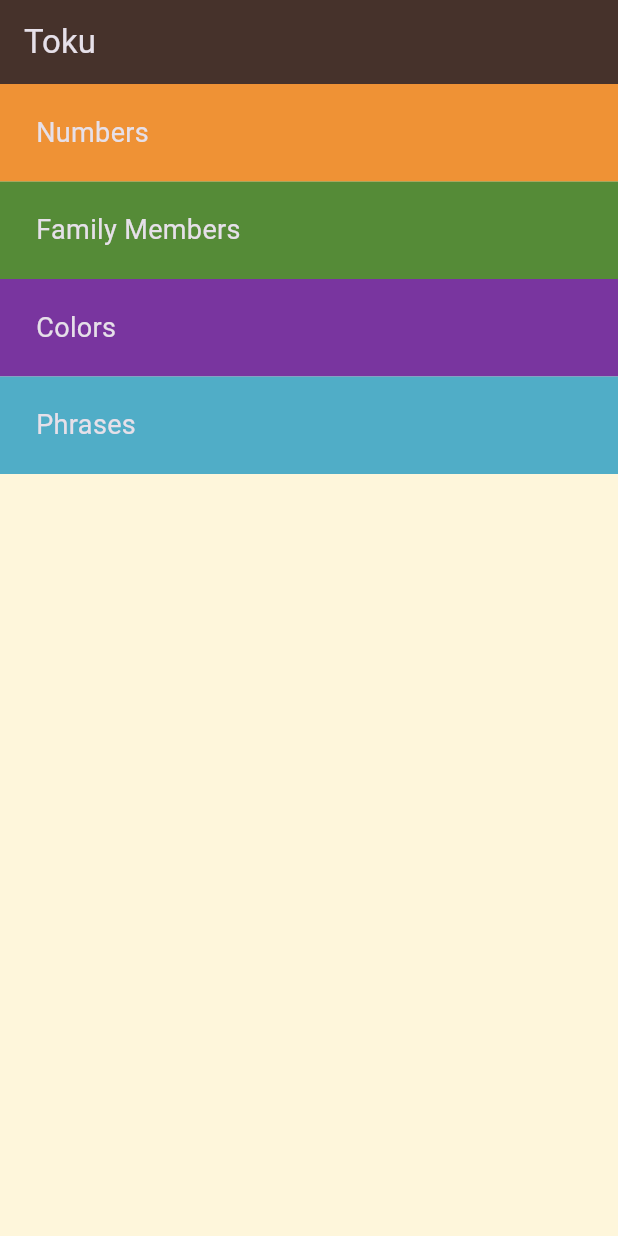
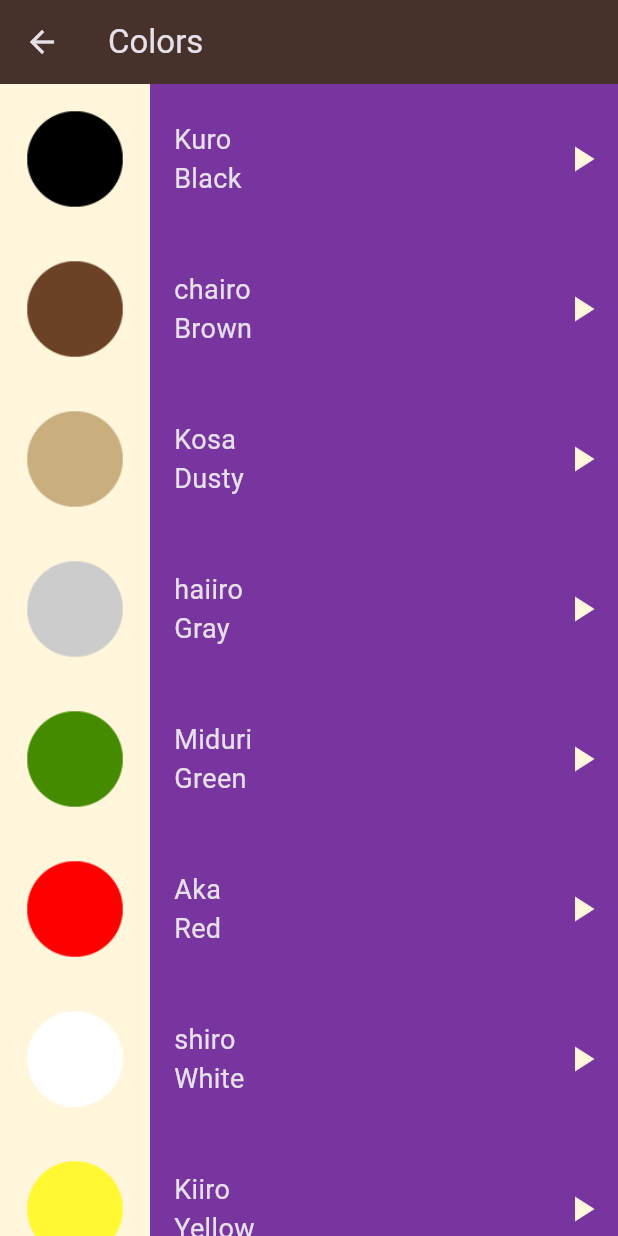
Before and after one commit to aya-hamoudeh1/Toku_app, a Flutter app: the screen it shows after launch, after a tap on "Colors", on a phone screen of 412 x 824 dp. Run offline on Flutter 3.47's test engine with Material 3 defaults, Android fonts, the light colour scheme and no system bars; our stand-ins replace audioplayers.

Commit message:
create colors_page.dart

```diff
--- /dev/null
+++ b/lib/screens/colors_page.dart
@@ -0,0 +1,68 @@
+import 'package:flutter/material.dart';
+import '../components/list_item.dart';
+import '../models/item.dart';
+
+class ColorsPage extends StatelessWidget {
+  const ColorsPage({super.key});
+
+  final List<ItemModel> item = const [
+    ItemModel(
+        image: "assets/images/colors/color_black.png",
+        jpName: "Kuro",
+        enName: "Black",
+        sound: "sounds/colors/black.wav"),
+    ItemModel(
+        image: "assets/images/colors/color_brown.png",
+        jpName: "chairo",
+        enName: "Brown",
+        sound: "sounds/colors/brown.wav"),
+    ItemModel(
+        image: "assets/images/colors/color_dusty_yellow.png",
+        jpName: "Kosa ",
+        enName: "Dusty",
+        sound: "sounds/colors/dusty yellow.wav"),
+    ItemModel(
+        image: "assets/images/colors/color_gray.png",
+        jpName: "haiiro",
+        enName: "Gray",
+        sound: "sounds/colors/gray.wav"),
+    ItemModel(
+        image: "assets/images/colors/color_green.png",
+        jpName: "Miduri",
+        enName: "Green",
+        sound: "sounds/colors/green.wav"),
+    ItemModel(
+        image: "assets/images/colors/color_red.png",
+        jpName: "Aka",
+        enName: "Red",
+        sound: "sounds/colors/red.wav"),
+    ItemModel(
+        image: "assets/images/colors/color_white.png",
+        jpName: "shiro ",
+        enName: "White",
+        sound: "sounds/colors/white.wav"),
+    ItemModel(
+        image: "assets/images/colors/yellow.png",
+        jpName: "Kiiro",
+        enName: "Yellow",
+        sound: "sounds/colors/yellow.wav"),
+  ];
+  @override
+  Widget build(BuildContext context) {
+    return Scaffold(
+      appBar: AppBar(
+        title: const Text("Colors"),
+        backgroundColor: const Color(0xff46322B),
+      ),
+      body: ListView.builder(
+        itemCount: item.length,
+        itemBuilder: (context, index) {
+          return ListItem(
+            color: const Color(0xff79359F),
+            number: item[index],
+          );
+        },
+      ),
+    );
+  }
+}
--- a/lib/screens/family_members_page.dart
+++ b/lib/screens/family_members_page.dart
@@ -5,7 +5,7 @@ import '../models/item.dart';
 class FamilyMembersPage extends StatelessWidget {
   const FamilyMembersPage({super.key});
 
-  final List<ItemModel> numbers = const [
+  final List<ItemModel> item = const [
     ItemModel(
         image: "assets/images/family_members/family_father.png",
         jpName: "otou San",
@@ -65,11 +65,11 @@ class FamilyMembersPage extends StatelessWidget {
         backgroundColor: const Color(0xff46322B),
       ),
       body: ListView.builder(
-        itemCount: numbers.length,
+        itemCount: item.length,
         itemBuilder: (context, index) {
           return ListItem(
             color: const Color(0xff558B37),
-            number: numbers[index],
+            number: item[index],
           );
         },
       ),
--- a/lib/screens/home_page.dart
+++ b/lib/screens/home_page.dart
@@ -1,4 +1,5 @@
 import 'package:flutter/material.dart';
+import 'package:language_learning_app/screens/colors_page.dart';
 import 'package:language_learning_app/screens/numbers_page.dart';
 import '../components/category_item.dart';
 import 'family_members_page.dart';
@@ -41,7 +42,14 @@ class HomePage extends StatelessWidget {
             color: const Color(0xff558B37),
           ),
           Category(
-            onTap: () {},
+            onTap: () {
+              Navigator.push(
+                context,
+                MaterialPageRoute(
+                  builder: (context) => const ColorsPage(),
+                ),
+              );
+            },
             text: "Colors",
             color: const Color(0xff79359F),
           ),
--- a/lib/screens/numbers_page.dart
+++ b/lib/screens/numbers_page.dart
@@ -5,7 +5,7 @@ import '../models/item.dart';
 class NumbersPage extends StatelessWidget {
   const NumbersPage({super.key});
 
-  final List<ItemModel> numbers = const [
+  final List<ItemModel> item = const [
     ItemModel(
         image: "assets/images/numbers/number_one.png",
         jpName: "ichi",
@@ -65,11 +65,11 @@ class NumbersPage extends StatelessWidget {
         backgroundColor: const Color(0xff46322B),
       ),
       body: ListView.builder(
-        itemCount: numbers.length,
+        itemCount: item.length,
         itemBuilder: (context, index) {
           return ListItem(
             color: const Color(0xffEF9235),
-            number: numbers[index],
+            number: item[index],
           );
         },
       ),
```
